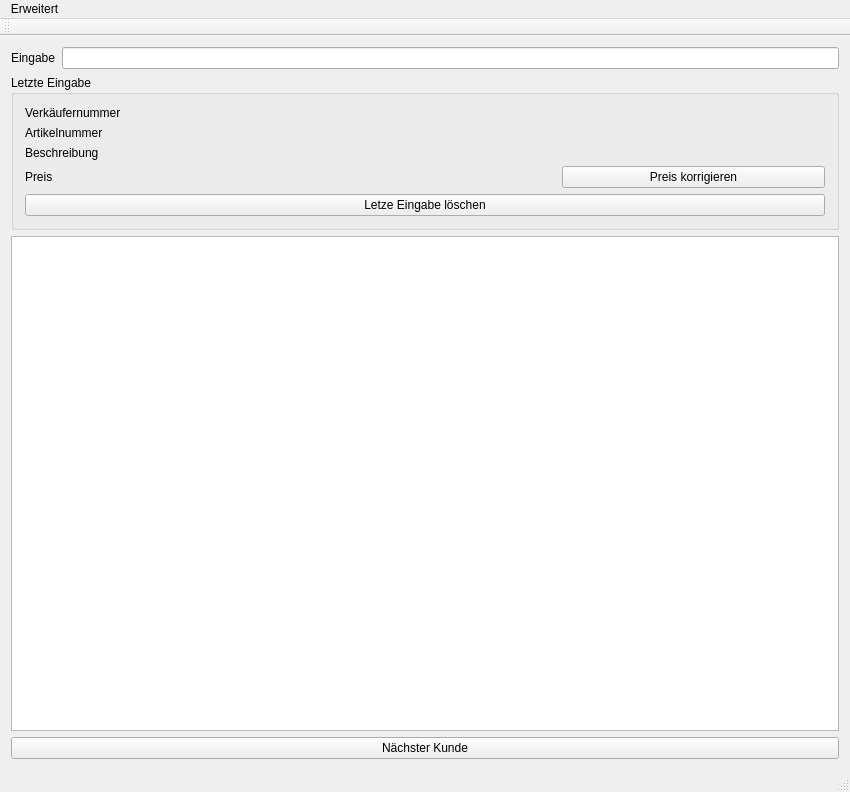
The window that TuKi-Basar/TuKiBasar.ui (Ulle84/UllesSourceCode) describes before a commit, drawn with Qt 5.
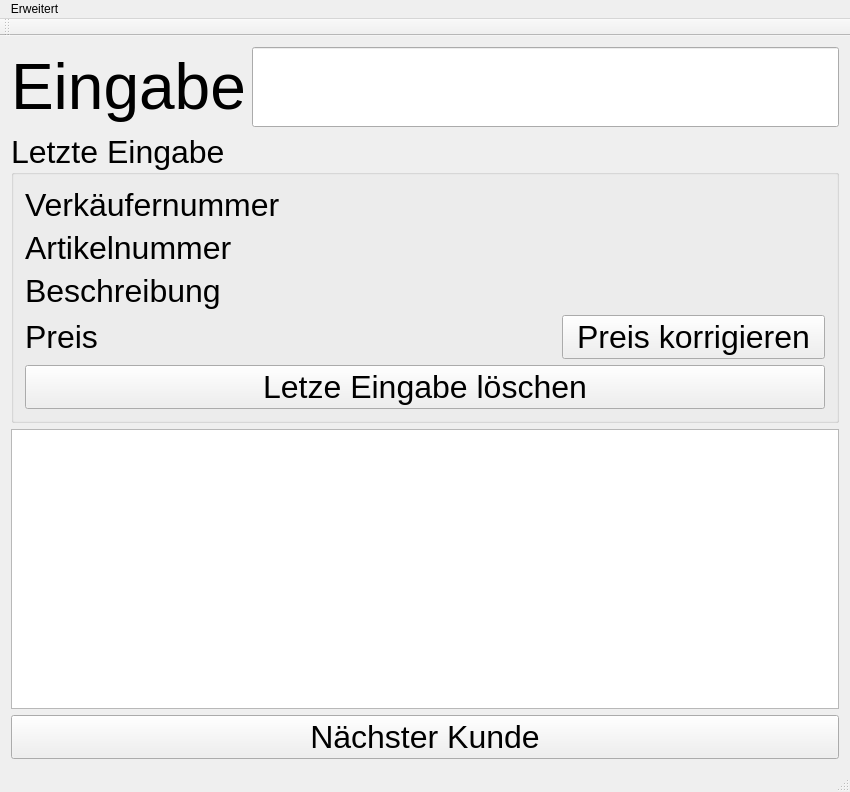
The same window after the commit.

Commit message: under construction

```diff
--- a/TuKi-Basar/TuKiBasar.ui
+++ b/TuKi-Basar/TuKiBasar.ui
@@ -17,6 +17,11 @@
    <layout class="QGridLayout" name="gridLayout_2">
     <item row="0" column="0">
      <widget class="QLabel" name="label_5">
+      <property name="font">
+       <font>
+        <pointsize>48</pointsize>
+       </font>
+      </property>
       <property name="text">
        <string>Eingabe</string>
       </property>
@@ -24,12 +29,22 @@
     </item>
     <item row="1" column="0" colspan="2">
      <widget class="QGroupBox" name="groupBox">
+      <property name="font">
+       <font>
+        <pointsize>24</pointsize>
+       </font>
+      </property>
       <property name="title">
        <string>Letzte Eingabe</string>
       </property>
       <layout class="QGridLayout" name="gridLayout">
        <item row="2" column="0">
         <widget class="QLabel" name="label_7">
+         <property name="font">
+          <font>
+           <pointsize>24</pointsize>
+          </font>
+         </property>
          <property name="text">
           <string>Beschreibung</string>
          </property>
@@ -37,6 +52,11 @@
        </item>
        <item row="3" column="0">
         <widget class="QLabel" name="label">
+         <property name="font">
+          <font>
+           <pointsize>24</pointsize>
+          </font>
+         </property>
          <property name="text">
           <string>Preis</string>
          </property>
@@ -44,6 +64,11 @@
        </item>
        <item row="3" column="2">
         <widget class="QPushButton" name="pushButtonCorrectPrize">
+         <property name="font">
+          <font>
+           <pointsize>24</pointsize>
+          </font>
+         </property>
          <property name="text">
           <string>Preis korrigieren</string>
          </property>
@@ -51,6 +76,11 @@
        </item>
        <item row="3" column="1">
         <widget class="QLabel" name="labelPrize">
+         <property name="font">
+          <font>
+           <pointsize>24</pointsize>
+          </font>
+         </property>
          <property name="text">
           <string/>
          </property>
@@ -58,6 +88,11 @@
        </item>
        <item row="1" column="0">
         <widget class="QLabel" name="label_3">
+         <property name="font">
+          <font>
+           <pointsize>24</pointsize>
+          </font>
+         </property>
          <property name="text">
           <string>Artikelnummer</string>
          </property>
@@ -65,6 +100,11 @@
        </item>
        <item row="0" column="0">
         <widget class="QLabel" name="label_2">
+         <property name="font">
+          <font>
+           <pointsize>24</pointsize>
+          </font>
+         </property>
          <property name="text">
           <string>Verkäufernummer</string>
          </property>
@@ -72,6 +112,11 @@
        </item>
        <item row="1" column="1">
         <widget class="QLabel" name="labelArticleNumber">
+         <property name="font">
+          <font>
+           <pointsize>24</pointsize>
+          </font>
+         </property>
          <property name="text">
           <string/>
          </property>
@@ -79,6 +124,11 @@
        </item>
        <item row="0" column="1">
         <widget class="QLabel" name="labelSellerNumber">
+         <property name="font">
+          <font>
+           <pointsize>24</pointsize>
+          </font>
+         </property>
          <property name="text">
           <string/>
          </property>
@@ -86,6 +136,11 @@
        </item>
        <item row="2" column="1" colspan="2">
         <widget class="QLabel" name="labelDescription">
+         <property name="font">
+          <font>
+           <pointsize>24</pointsize>
+          </font>
+         </property>
          <property name="text">
           <string/>
          </property>
@@ -93,6 +148,11 @@
        </item>
        <item row="4" column="0" colspan="3">
         <widget class="QPushButton" name="pushButtonDeleteLastInput">
+         <property name="font">
+          <font>
+           <pointsize>24</pointsize>
+          </font>
+         </property>
          <property name="text">
           <string>Letze Eingabe löschen</string>
          </property>
@@ -103,6 +163,11 @@
     </item>
     <item row="0" column="1">
      <widget class="QLineEdit" name="lineEditInput">
+      <property name="font">
+       <font>
+        <pointsize>48</pointsize>
+       </font>
+      </property>
       <property name="maxLength">
        <number>6</number>
       </property>
@@ -110,6 +175,11 @@
     </item>
     <item row="2" column="0" colspan="2">
      <widget class="QPlainTextEdit" name="plainTextEditArticleList">
+      <property name="font">
+       <font>
+        <pointsize>24</pointsize>
+       </font>
+      </property>
       <property name="readOnly">
        <bool>true</bool>
       </property>
@@ -117,6 +187,11 @@
     </item>
     <item row="3" column="0" colspan="2">
      <widget class="QPushButton" name="pushButtonNextCustomer">
+      <property name="font">
+       <font>
+        <pointsize>24</pointsize>
+       </font>
+      </property>
       <property name="text">
        <string>Nächster Kunde</string>
       </property>
```
The commit also changes 1 other file.
